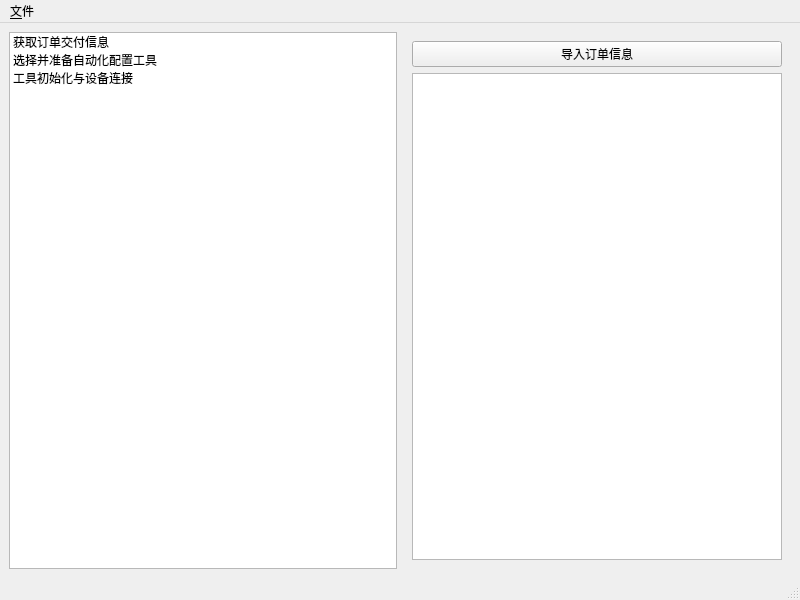
garyhuang2018/Test, file src/hotel/resource/panel.ui: the form before one commit.
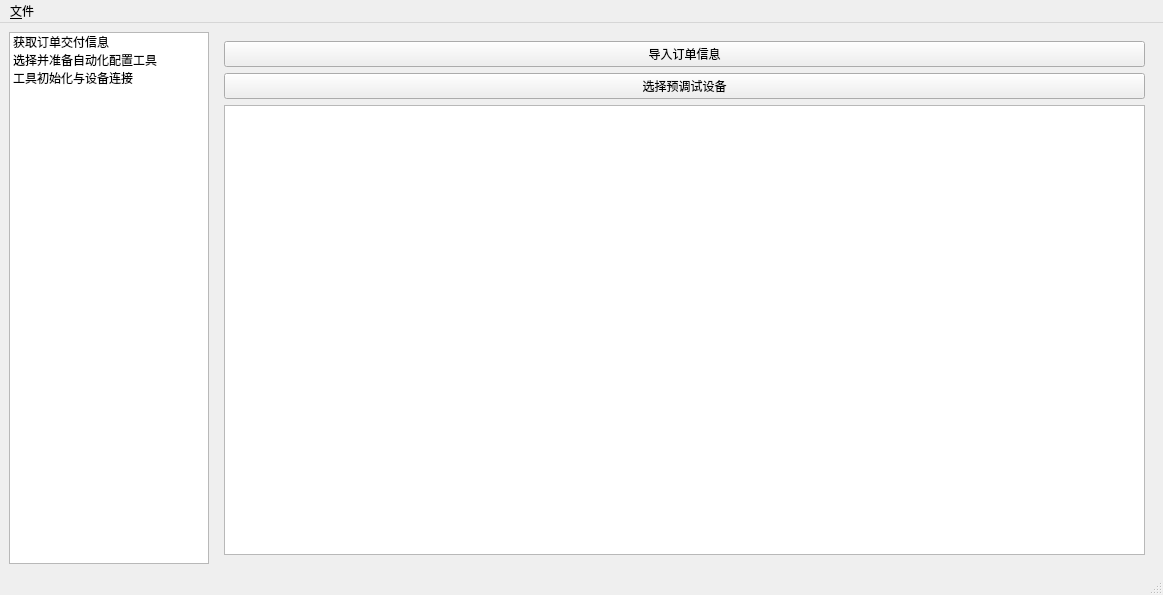
The form after the commit.

Commit message: 调整checkbox

Patch:
```diff
--- a/src/hotel/resource/panel.ui
+++ b/src/hotel/resource/panel.ui
@@ -6,8 +6,8 @@
    <rect>
     <x>0</x>
     <y>0</y>
-    <width>800</width>
-    <height>600</height>
+    <width>1163</width>
+    <height>595</height>
    </rect>
   </property>
   <property name="windowTitle">
@@ -17,6 +17,18 @@
    <layout class="QHBoxLayout" name="horizontalLayout">
     <item>
      <widget class="QListWidget" name="sidebar_list">
+      <property name="minimumSize">
+       <size>
+        <width>200</width>
+        <height>0</height>
+       </size>
+      </property>
+      <property name="maximumSize">
+       <size>
+        <width>200</width>
+        <height>16777215</height>
+       </size>
+      </property>
       <item>
        <property name="text">
         <string>获取订单交付信息</string>
@@ -45,6 +57,13 @@
           </property>
          </widget>
         </item>
+        <item>
+         <widget class="QPushButton" name="select_devices_button">
+          <property name="text">
+           <string>选择预调试设备</string>
+          </property>
+         </widget>
+        </item>
         <item>
          <widget class="QTableWidget" name="tableWidget"/>
         </item>
@@ -81,8 +100,8 @@
     <rect>
      <x>0</x>
      <y>0</y>
-     <width>800</width>
-     <height>26</height>
+     <width>1163</width>
+     <height>23</height>
     </rect>
    </property>
    <widget class="QMenu" name="menuFile">
```
The commit also changes 1 other file.
